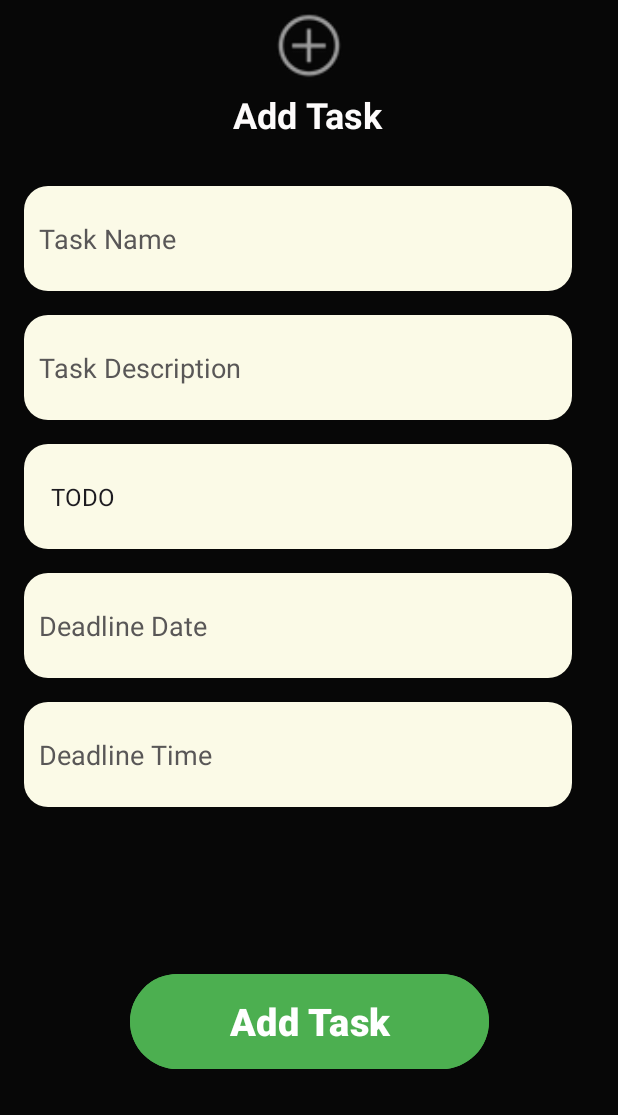
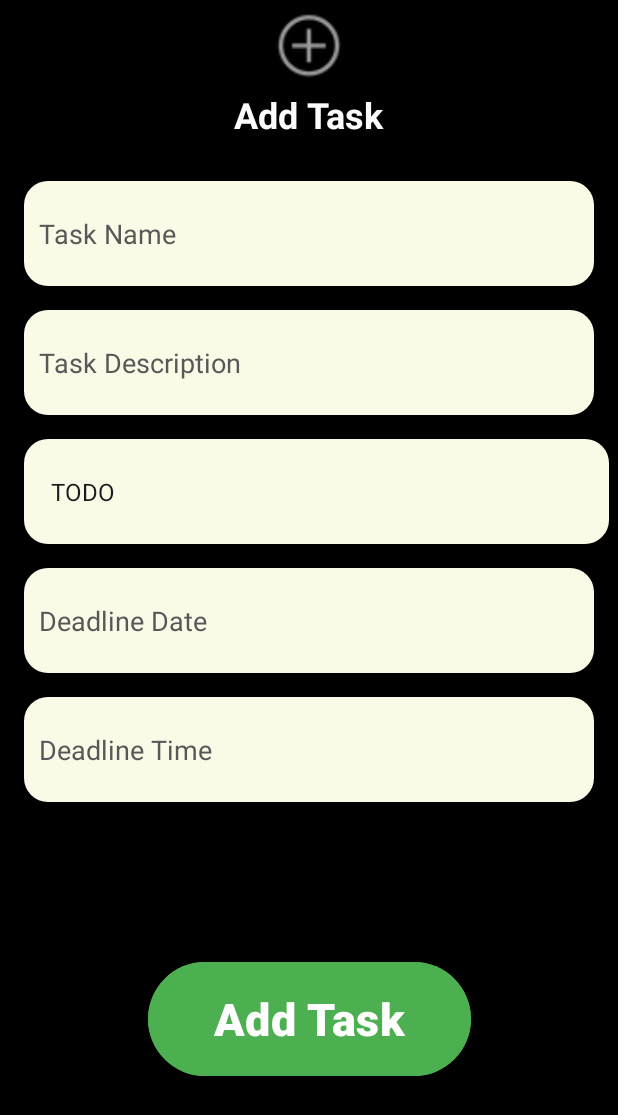
Before and after one commit to Baralsurekha/Task-management, an Android app: the CreateTask screen opened directly, with no data from a screen before it, on a phone screen of 412 x 824 dp. Shown: the top 1115 px of the screen. Run offline under Robolectric (Android 15) with nearby library versions, the phone set to English and light mode, and no system bars; our stand-ins replace Firebase (no records; nobody signed in at launch, a user with empty details on screens opened directly).

Commit message:
Create and read added. Update and delete remaining.

```diff
--- a/app/src/main/java/com/example/taskmanagement/CreateTask.java
+++ b/app/src/main/java/com/example/taskmanagement/CreateTask.java
@@ -41,6 +41,8 @@ public class CreateTask extends AppCompatActivity {
     Button addTaskBtn;
     Calendar calendar = Calendar.getInstance();
 
+    String docId;
+
     @Override
     protected void onCreate(Bundle savedInstanceState) {
         super.onCreate(savedInstanceState);
@@ -51,6 +53,9 @@ public class CreateTask extends AppCompatActivity {
             v.setPadding(systemBars.left, systemBars.top, systemBars.right, systemBars.bottom);
             return insets;
         });
+        docId = getIntent().getStringExtra("docId");  // Retrieve docId from Intent
+        Log.e("docId", "Received docId: " + docId);  // Log the docId value
+
         taskName = findViewById(R.id.editTextname);
         taskDescription = findViewById(R.id.editTextdescription);
         taskStatus = findViewById(R.id.spinner);
@@ -144,7 +149,13 @@ public class CreateTask extends AppCompatActivity {
     }
     void saveTaskToFirebase(taskModel task) {
         DocumentReference documentReference;
-        documentReference = Utility.getCollectionReferenceForTasks().document();
+
+
+        if (docId != null) {  // If docId exists, update the existing task
+            documentReference = Utility.getCollectionReferenceForTasks().document(docId);
+        } else {  // If no docId, create a new task
+            documentReference = Utility.getCollectionReferenceForTasks().document();
+        }
 
         documentReference.set(task).addOnCompleteListener(new OnCompleteListener<Void>() {
             @Override
--- a/app/src/main/java/com/example/taskmanagement/MainActivity.java
+++ b/app/src/main/java/com/example/taskmanagement/MainActivity.java
@@ -50,6 +50,7 @@ public class MainActivity extends AppCompatActivity {
             public void onClick(View v) {
                 Intent intent = new Intent(MainActivity.this, Registration.class);
                 startActivity(intent);
+
             }
         });
         loginbtn = findViewById(R.id.login);
--- a/app/src/main/res/layout/activity_create_task.xml
+++ b/app/src/main/res/layout/activity_create_task.xml
@@ -6,149 +6,149 @@
     android:layout_width="match_parent"
     android:layout_height="match_parent"
     android:background="@color/black"
-    android:backgroundTint="#070707"
     tools:context=".CreateTask">
 
     <ImageView
         android:id="@+id/imageView6"
         android:layout_width="104dp"
         android:layout_height="60dp"
+        app:layout_constraintTop_toTopOf="parent"
+        app:layout_constraintStart_toStartOf="parent"
         app:layout_constraintEnd_toEndOf="parent"
-        app:layout_constraintStart_toStartOf="parent"
-        app:layout_constraintTop_toTopOf="parent"
         app:srcCompat="@android:drawable/ic_menu_add" />
 
     <TextView
         android:id="@+id/textView7"
-        android:layout_width="121dp"
-        android:layout_height="36dp"
+        android:layout_width="wrap_content"
+        android:layout_height="wrap_content"
         android:text="Add Task"
         android:textColor="#FDFBFB"
         android:textSize="24sp"
         android:textStyle="bold"
+        app:layout_constraintTop_toBottomOf="@id/imageView6"
+        app:layout_constraintStart_toStartOf="parent"
         app:layout_constraintEnd_toEndOf="parent"
-        app:layout_constraintHorizontal_bias="0.534"
-        app:layout_constraintStart_toStartOf="parent"
-        app:layout_constraintTop_toBottomOf="@+id/imageView6" />
+        app:layout_constraintHorizontal_bias="0.5" />
 
     <EditText
         android:id="@+id/editTextname"
-        android:layout_width="365sp"
-        android:layout_height="70sp"
+        android:layout_width="0dp"
+        android:layout_height="70dp"
+        android:layout_marginTop="28dp"
         android:layout_marginStart="16dp"
-        android:layout_marginTop="28dp"
-        android:backgroundTint="#FBFAE7"
-        android:ems="10"
-        android:background="@drawable/background_task"
+        android:layout_marginEnd="16dp"
         android:hint="Task Name"
         android:inputType="text"
         android:paddingLeft="10dp"
+        android:background="@drawable/background_task"
+        android:backgroundTint="#FBFAE7"
         android:textColor="#090909"
         android:textColorHint="#595757"
-        app:circularflow_defaultRadius="20dp"
-        app:circularflow_radiusInDP="20dp"
+        app:layout_constraintTop_toBottomOf="@id/textView7"
         app:layout_constraintStart_toStartOf="parent"
-        app:layout_constraintTop_toBottomOf="@+id/textView7" />
-
+        app:layout_constraintEnd_toEndOf="parent" />
 
     <EditText
         android:id="@+id/editTextdescription"
-        android:layout_width="365sp"
-        android:layout_height="70sp"
+        android:layout_width="0dp"
+        android:layout_height="70dp"
+        android:layout_marginTop="16dp"
+        android:layout_marginStart="16dp"
+        android:layout_marginEnd="16dp"
+        android:hint="Task Description"
+        android:inputType="text"
+        android:paddingLeft="10dp"
+        android:background="@drawable/background_task"
+        android:backgroundTint="#FBFAE7"
+        android:textColor="#090909"
+        android:textColorHint="#595757"
+        app:layout_constraintTop_toBottomOf="@id/editTextname"
+        app:layout_constraintStart_toStartOf="parent"
+        app:layout_constraintEnd_toEndOf="parent" />
+
+    <Spinner
+        android:id="@+id/spinner"
+        android:layout_width="390dp"
+        android:layout_height="70dp"
         android:layout_marginStart="16dp"
         android:layout_marginTop="16dp"
         android:background="@drawable/background_task"
         android:backgroundTint="#FBFAE7"
         android:ems="10"
+        android:gravity="center_vertical"
         android:paddingLeft="10dp"
-        android:hint="Task Description"
-        android:inputType="text"
         android:textColor="#090909"
         android:textColorHint="#595757"
-        app:layout_constraintStart_toStartOf="parent"
-        app:layout_constraintTop_toBottomOf="@+id/editTextname" />
-
-    <Spinner
-        android:id="@+id/spinner"
-        android:layout_width="365sp"
-        android:layout_height="70sp"
-        android:layout_marginStart="16dp"
-        android:layout_marginTop="16dp"
-        android:background="@drawable/background_task"
-        android:backgroundTint="#FBFAE7"
-        android:ems="10"
         android:textSize="18dp"
-        android:gravity="center_vertical"
-        android:paddingLeft="10dp"
-        android:hint="Task Status"
-        android:textColor="#090909"
-        android:textColorHint="#595757"
         app:layout_constraintStart_toStartOf="parent"
         app:layout_constraintTop_toBottomOf="@+id/editTextdescription" />
 
     <TextView
         android:id="@+id/editTextDate"
-        android:layout_width="365sp"
-        android:layout_height="70sp"
+        android:layout_width="0dp"
+        android:layout_height="70dp"
+        android:layout_marginTop="16dp"
         android:layout_marginStart="16dp"
-        android:layout_marginTop="16dp"
+        android:layout_marginEnd="16dp"
+        android:hint="Deadline Date"
+        android:paddingLeft="10dp"
         android:background="@drawable/background_task"
         android:backgroundTint="#FBFAE7"
-        android:ems="10"
-        android:hint="Deadline Date"
-        android:textSize="18dp"
         android:gravity="center_vertical"
-        android:paddingLeft="10dp"
-        android:inputType="date"
+        android:focusable="false"
+        android:clickable="true"
         android:textColor="#090909"
         android:textColorHint="#595757"
+        android:textSize="18sp"
+        app:layout_constraintTop_toBottomOf="@id/spinner"
         app:layout_constraintStart_toStartOf="parent"
-        tools:ignore="HardcodedText"
-        app:layout_constraintTop_toBottomOf="@+id/spinner" />
+        app:layout_constraintEnd_toEndOf="parent" />
 
     <TextView
         android:id="@+id/editTextTime"
-        android:layout_width="365sp"
-        android:layout_height="70sp"
+        android:layout_width="0dp"
+        android:layout_height="70dp"
+        android:layout_marginTop="16dp"
         android:layout_marginStart="16dp"
-        android:layout_marginTop="16dp"
+        android:layout_marginEnd="16dp"
+        android:hint="Deadline Time"
+        android:paddingLeft="10dp"
         android:background="@drawable/background_task"
         android:backgroundTint="#FBFAE7"
-        android:textSize="18dp"
-        android:inputType="time"
         android:gravity="center_vertical"
-        android:paddingLeft="10dp"
-        android:hint="Deadline Time"
+        android:focusable="false"
+        android:clickable="true"
         android:textColor="#090909"
         android:textColorHint="#595757"
+        android:textSize="18sp"
+        app:layout_constraintTop_toBottomOf="@id/editTextDate"
         app:layout_constraintStart_toStartOf="parent"
-        app:layout_constraintTop_toBottomOf="@+id/editTextDate" />
+        app:layout_constraintEnd_toEndOf="parent" />
 
     <Button
         android:id="@+id/addbutton"
-        android:layout_width="239dp"
-        android:layout_height="71dp"
+        android:layout_width="215dp"
+        android:layout_height="84dp"
+        android:layout_marginTop="24dp"
+        android:layout_marginBottom="24dp"
         android:backgroundTint="#4CAF50"
         android:text="Add Task"
         android:textColor="@color/white"
-        android:textSize="25sp"
+        android:textSize="30sp"
         android:textStyle="bold"
-        app:layout_constraintBottom_toBottomOf="parent"
+        app:layout_constraintBottom_toTopOf="@id/progress_bar"
         app:layout_constraintEnd_toEndOf="parent"
         app:layout_constraintStart_toStartOf="parent"
-        app:layout_constraintTop_toBottomOf="@+id/editTextTime" />
+        app:layout_constraintTop_toBottomOf="@id/editTextTime" />
 
     <ProgressBar
         android:id="@+id/progress_bar"
-        android:layout_width="24dp"
-        android:layout_height="64dp"
-        android:layout_marginBottom="56dp"
+        android:layout_width="wrap_content"
+        android:layout_height="wrap_content"
+        android:layout_marginBottom="24dp"
         android:visibility="gone"
         app:layout_constraintBottom_toBottomOf="parent"
-        app:layout_constraintEnd_toEndOf="parent"
-        app:layout_constraintHorizontal_bias="0.498"
-        app:layout_constraintStart_toStartOf="parent" />
-
-
+        app:layout_constraintStart_toStartOf="parent"
+        app:layout_constraintEnd_toEndOf="parent" />
 
 </androidx.constraintlayout.widget.ConstraintLayout>
```
Also changed, not shown: app/src/main/java/com/example/taskmanagement/Homepage.java (+19 -9 lines), app/src/main/java/com/example/taskmanagement/RVadapter.java (+22 -25 lines), app/src/main/java/com/example/taskmanagement/taskModel.java (+6 -3 lines), app/src/main/res/layout/rv_item.xml (+0 -9 lines).
